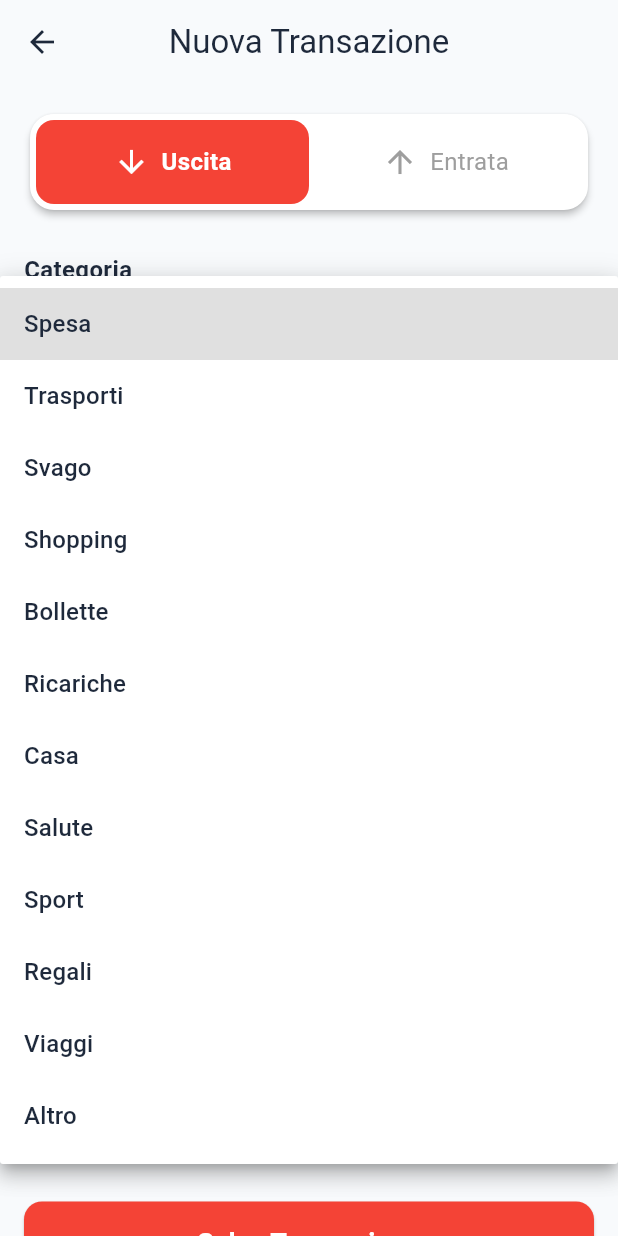
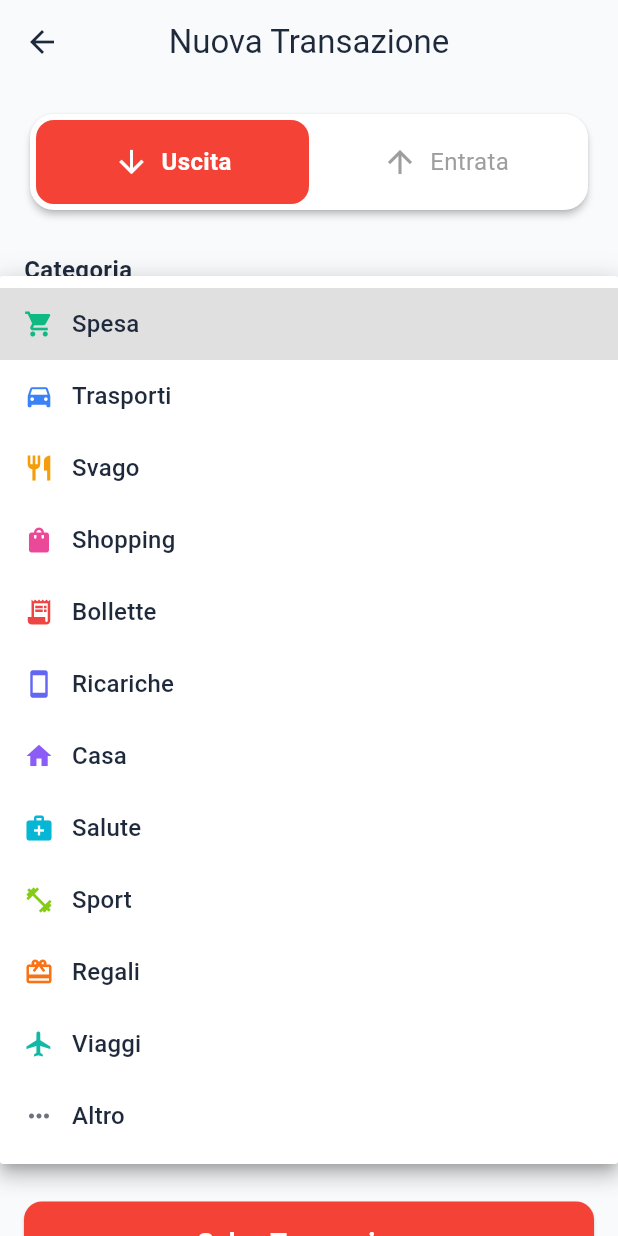
Before and after one commit to freednumber/moneyy_app, a Flutter app: the AddTxPage screen opened directly, after a tap on "Seleziona categoria", on a phone screen of 412 x 824 dp. Run offline on Flutter 3.47's test engine with Material 3 defaults, Android fonts, the phone set to English and light mode, and no system bars; our stand-ins replace file_picker, fl_chart, google_generative_ai, sqflite; missing offline and left inert: desktop_drop, excel; accounts and stored records are empty.

Commit message:
AddTx: dropdown categorie con icone visibili, UI migliorata

```diff
--- a/lib/pages/add_tx_page.dart
+++ b/lib/pages/add_tx_page.dart
@@ -5,7 +5,7 @@ import '../models.dart';
 import '../providers.dart';
 
 class AddTxPage extends StatefulWidget {
-  final bool initialIsIncome; // ✅ Parametro per impostare default
+  final bool initialIsIncome;
 
   const AddTxPage({super.key, this.initialIsIncome = false});
 
@@ -27,7 +27,7 @@ class _AddTxPageState extends State<AddTxPage> with AutomaticKeepAliveClientMixi
   @override
   void initState() {
     super.initState();
-    isIncome = widget.initialIsIncome; // ✅ Usa il parametro iniziale
+    isIncome = widget.initialIsIncome;
   }
 
   @override
@@ -59,7 +59,7 @@ class _AddTxPageState extends State<AddTxPage> with AutomaticKeepAliveClientMixi
         child: Column(
           crossAxisAlignment: CrossAxisAlignment.start,
           children: [
-            // ✅ TOGGLE ENTRATA/USCITA con testo bianco
+            // TOGGLE ENTRATA/USCITA
             Card(
               shape: RoundedRectangleBorder(borderRadius: BorderRadius.circular(16)),
               child: Padding(
@@ -83,13 +83,13 @@ class _AddTxPageState extends State<AddTxPage> with AutomaticKeepAliveClientMixi
                             children: [
                               Icon(
                                 Icons.arrow_downward,
-                                color: !isIncome ? Colors.white : Colors.grey, // ✅ Bianco quando selezionato
+                                color: !isIncome ? Colors.white : Colors.grey,
                               ),
                               const SizedBox(width: 8),
                               Text(
                                 'Uscita',
                                 style: TextStyle(
-                                  color: !isIncome ? Colors.white : Colors.grey, // ✅ Bianco quando selezionato
+                                  color: !isIncome ? Colors.white : Colors.grey,
                                   fontWeight: !isIncome ? FontWeight.bold : FontWeight.normal,
                                   fontSize: 16,
                                 ),
@@ -116,13 +116,13 @@ class _AddTxPageState extends State<AddTxPage> with AutomaticKeepAliveClientMixi
                             children: [
                               Icon(
                                 Icons.arrow_upward,
-                                color: isIncome ? Colors.white : Colors.grey, // ✅ Bianco quando selezionato
+                                color: isIncome ? Colors.white : Colors.grey,
                               ),
                               const SizedBox(width: 8),
                               Text(
                                 'Entrata',
                                 style: TextStyle(
-                                  color: isIncome ? Colors.white : Colors.grey, // ✅ Bianco quando selezionato
+                                  color: isIncome ? Colors.white : Colors.grey,
                                   fontWeight: isIncome ? FontWeight.bold : FontWeight.normal,
                                   fontSize: 16,
                                 ),
@@ -138,18 +138,46 @@ class _AddTxPageState extends State<AddTxPage> with AutomaticKeepAliveClientMixi
             ),
             const SizedBox(height: 24),
 
-            // CATEGORIA
+            // CATEGORIA CON ICONE VISIBILI
             const Text('Categoria', style: TextStyle(fontSize: 16, fontWeight: FontWeight.bold)),
             const SizedBox(height: 12),
             DropdownButtonFormField<String>(
               value: selectedCategory,
               decoration: InputDecoration(
-                prefixIcon: const Icon(Icons.category),
+                prefixIcon: selectedCategory != null
+                  ? Icon(
+                      model.getTransactionStyle(selectedCategory!).icon,
+                      color: model.getTransactionStyle(selectedCategory!).color,
+                    )
+                  : const Icon(Icons.category),
                 border: OutlineInputBorder(borderRadius: BorderRadius.circular(12)),
               ),
               hint: const Text('Seleziona categoria'),
               items: categories.map((cat) {
-                return DropdownMenuItem(value: cat, child: Text(cat));
+                final style = model.getTransactionStyle(cat);
+                return DropdownMenuItem(
+                  value: cat,
+                  child: Row(
+                    children: [
+                      Icon(style.icon, color: style.color, size: 20),
+                      const SizedBox(width: 12),
+                      Text(cat, style: const TextStyle(fontSize: 16)),
+                      if (isIncome)
+                        Container(
+                          margin: const EdgeInsets.only(left: 8),
+                          padding: const EdgeInsets.symmetric(horizontal: 6, vertical: 2),
+                          decoration: BoxDecoration(
+                            color: Colors.green.withOpacity(0.1),
+                            borderRadius: BorderRadius.circular(8),
+                          ),
+                          child: const Text(
+                            'Entrata',
+                            style: TextStyle(fontSize: 10, color: Colors.green, fontWeight: FontWeight.bold),
+                          ),
+                        ),
+                    ],
+                  ),
+                );
               }).toList(),
               onChanged: (val) => setState(() => selectedCategory = val),
             ),
@@ -206,13 +234,27 @@ class _AddTxPageState extends State<AddTxPage> with AutomaticKeepAliveClientMixi
             DropdownButtonFormField<PaymentMethod>(
               value: selectedPayment,
               decoration: InputDecoration(
-                prefixIcon: const Icon(Icons.payment),
+                prefixIcon: Icon(
+                  selectedPayment == PaymentMethod.contanti ? Icons.money :
+                  selectedPayment == PaymentMethod.carta ? Icons.credit_card : Icons.account_balance,
+                ),
                 border: OutlineInputBorder(borderRadius: BorderRadius.circular(12)),
               ),
               items: PaymentMethod.values.map((method) {
                 return DropdownMenuItem(
                   value: method,
-                  child: Text(method.name.toUpperCase()),
+                  child: Row(
+                    children: [
+                      Icon(
+                        method == PaymentMethod.contanti ? Icons.money :
+                        method == PaymentMethod.carta ? Icons.credit_card : Icons.account_balance,
+                        size: 20,
+                        color: Colors.grey[600],
+                      ),
+                      const SizedBox(width: 12),
+                      Text(method.name.toUpperCase(), style: const TextStyle(fontSize: 16)),
+                    ],
+                  ),
                 );
               }).toList(),
               onChanged: (val) => setState(() => selectedPayment = val!),
@@ -284,7 +326,7 @@ class _AddTxPageState extends State<AddTxPage> with AutomaticKeepAliveClientMixi
                 },
                 style: ElevatedButton.styleFrom(
                   backgroundColor: isIncome ? Colors.green : Colors.red,
-                  foregroundColor: Colors.white, // ✅ Testo sempre bianco
+                  foregroundColor: Colors.white,
                   shape: RoundedRectangleBorder(borderRadius: BorderRadius.circular(12)),
                 ),
                 child: const Text('Salva Transazione', style: TextStyle(fontSize: 18, fontWeight: FontWeight.bold)),
```
